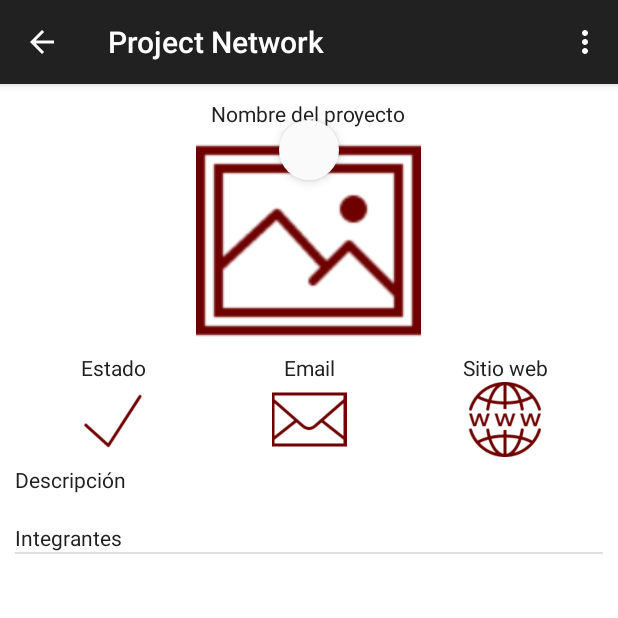
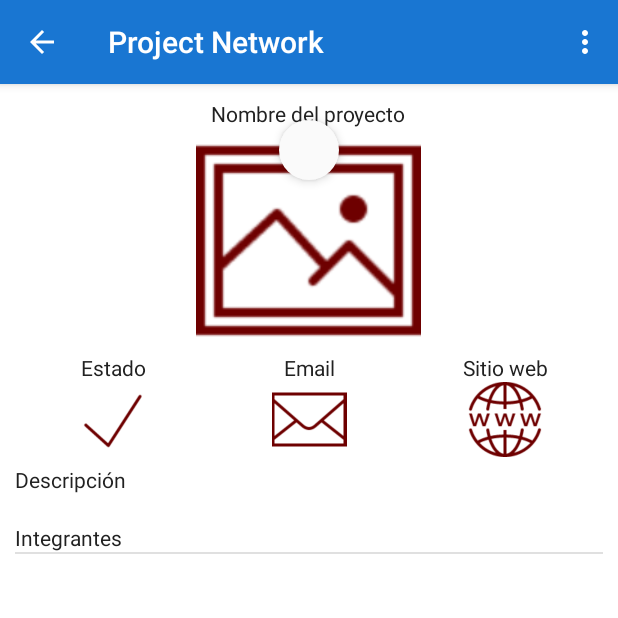
Before and after one commit to UNED-Investiga/Project-Network, an Android app: the ProyectoActivity screen opened directly, with no data from a screen before it, on a phone screen of 412 x 824 dp, the top half of it. Run offline under Robolectric (Android 15) with nearby library versions, the phone set to English and light mode, and no system bars; libraries missing offline, so code that uses them is left out: com.microsoft.windowsazure; pictures from the network do not load; 6 statements that could not run were skipped.

Commit message:
1 - Se cambian los colores. 2 - Se agregan las imágenes de comentar y favorito.

```diff
--- a/app/src/main/res/layout/app_bar_home.xml
+++ b/app/src/main/res/layout/app_bar_home.xml
@@ -16,7 +16,7 @@
             android:id="@+id/toolbar"
             android:layout_width="match_parent"
             android:layout_height="?attr/actionBarSize"
-            android:background="?attr/colorPrimary"
+            android:background="@color/primary_dark"
             app:popupTheme="@style/AppTheme.PopupOverlay" />
 
     </android.support.design.widget.AppBarLayout>
--- a/app/src/main/res/values/colors.xml
+++ b/app/src/main/res/values/colors.xml
@@ -1,9 +1,9 @@
 <?xml version="1.0" encoding="utf-8"?>
 <resources>
-    <color name="primary">#00BCD4</color>
-    <color name="primary_dark">#0097A7</color>
-    <color name="primary_light">#B2EBF2</color>
-    <color name="accent">#607D8B</color>
+    <color name="primary">#2196F3</color>
+    <color name="primary_dark">#1976D2</color>
+    <color name="primary_light">#BBDEFB</color>
+    <color name="accent">#009688</color>
     <color name="primary_text">#212121</color>
     <color name="secondary_text">#727272</color>
     <color name="white">#FFFFFF</color>
--- a/app/src/main/res/values/styles.xml
+++ b/app/src/main/res/values/styles.xml
@@ -7,8 +7,8 @@
 
     <!-- ActionBar styles -->
     <style name="MyActionBar" parent="@style/Widget.AppCompat.Light.ActionBar.Solid.Inverse">
-        <item name="android:background">@color/action_bar</item>
-        <item name="background">@color/action_bar</item>
+        <item name="android:background">@color/primary_dark</item>
+        <item name="background">@color/primary_dark</item>
     </style>
 
     <style name="stlBaseComponent">
```
Also changed, not shown: app/src/main/res/drawable/comment.png (added), app/src/main/res/drawable/favorite.png (added), app/src/main/res/drawable/favorite_filled.png (added).
